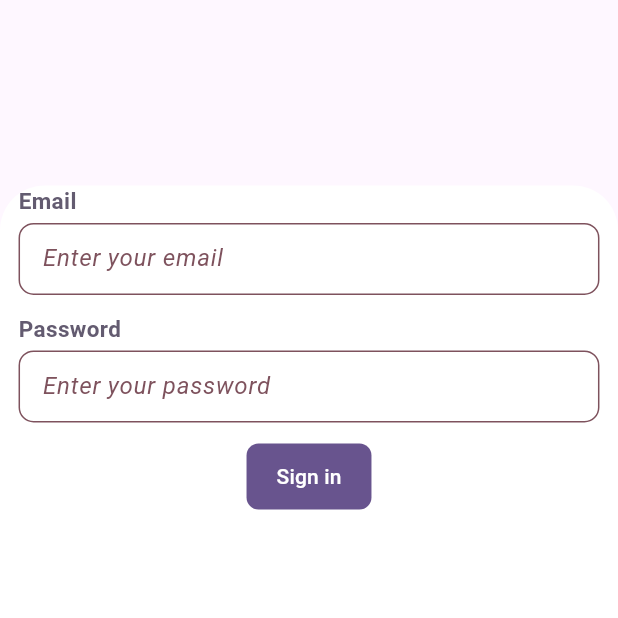
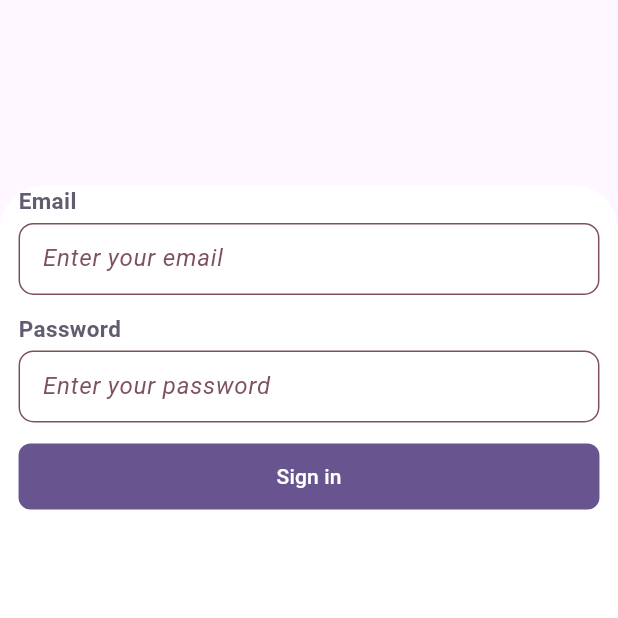
Before and after one commit to cslabiano/SafeBites, a Flutter app: the screen it shows after launch, on a phone screen of 412 x 824 dp, the top half of it. Run offline on Flutter 3.47's test engine with Material 3 defaults, Android fonts, the phone set to English and light mode, and no system bars.

Commit message:
style: added width to buttons

```diff
--- a/safebite/lib/widgets/button.dart
+++ b/safebite/lib/widgets/button.dart
@@ -22,7 +22,9 @@ class _ButtonState extends State<Button> {
 
     switch (widget.type) {
       case 'outlined':
-        return OutlinedButton(
+        return SizedBox(
+          width: double.infinity,
+          child: OutlinedButton(
             onPressed: widget.callback,
             style: OutlinedButton.styleFrom(
               side: BorderSide(color: theme.colorScheme.primary),
@@ -30,20 +32,26 @@ class _ButtonState extends State<Button> {
               padding: const EdgeInsets.symmetric(horizontal: 20, vertical: 12),
             ),
             child: Text(widget.text),
+          ),
         );
 
       case 'text':
-        return TextButton(
+        return SizedBox(
+          width: double.infinity,
+          child: TextButton(
             onPressed: widget.callback,
             style: TextButton.styleFrom(
               foregroundColor: theme.colorScheme.primary,
               padding: const EdgeInsets.symmetric(horizontal: 16, vertical: 10),
             ),
             child: Text(widget.text),
+          ),
         );
 
       case 'elevated':
-        return ElevatedButton(
+        return SizedBox(
+          width: double.infinity,
+          child: ElevatedButton(
             onPressed: widget.callback,
             style: ElevatedButton.styleFrom(
               backgroundColor: theme.colorScheme.primary,
@@ -55,11 +63,14 @@ class _ButtonState extends State<Button> {
               ),
             ),
             child: Text(widget.text),
+          ),
         );
 
       case 'filled':
       default:
-        return FilledButton(
+        return SizedBox(
+          width: double.infinity,
+          child: FilledButton(
             onPressed: widget.callback,
             style: FilledButton.styleFrom(
               backgroundColor: theme.colorScheme.primary,
@@ -70,6 +81,7 @@ class _ButtonState extends State<Button> {
               ),
             ),
             child: Text(widget.text),
+          ),
         );
     }
   }
```
Also changed, not shown: safebite/lib/main.dart (+0 -15 lines). Lines whose indentation alone changed are shown as unchanged.
